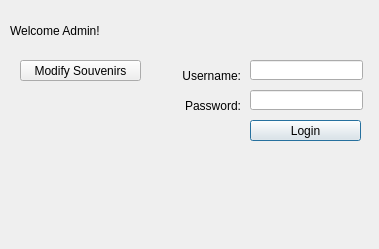
This is admin.ui in ellenyim8/project2 as Qt 5 draws it before an edit. The edited form follows.
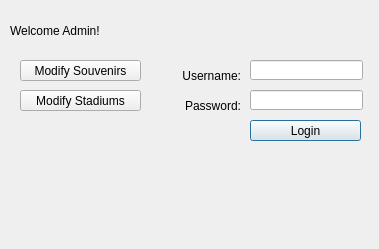
This is the edited form.

Commit message:
modify stadium class
started modify stadium class window and fixed souvenier output

```diff
--- a/admin.ui
+++ b/admin.ui
@@ -104,6 +104,19 @@
     <string>Modify Souvenirs</string>
    </property>
   </widget>
+  <widget class="QPushButton" name="stadium_button">
+   <property name="geometry">
+    <rect>
+     <x>20</x>
+     <y>90</y>
+     <width>121</width>
+     <height>21</height>
+    </rect>
+   </property>
+   <property name="text">
+    <string>Modify Stadiums</string>
+   </property>
+  </widget>
  </widget>
  <resources/>
  <connections/>
```
The commit also changes 9 other files.
